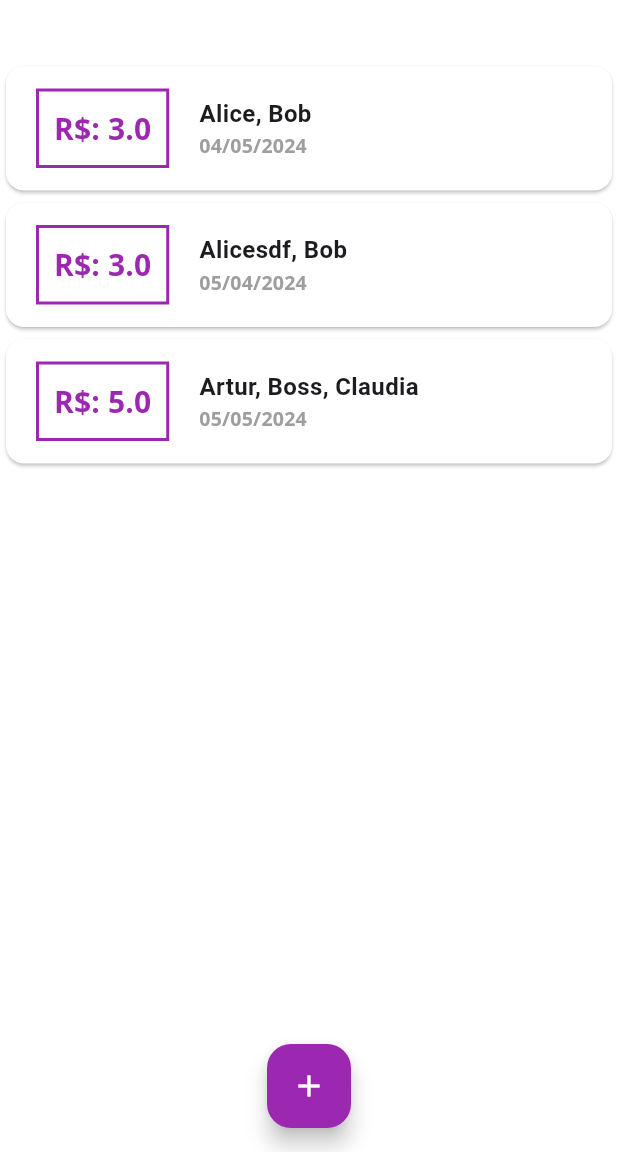
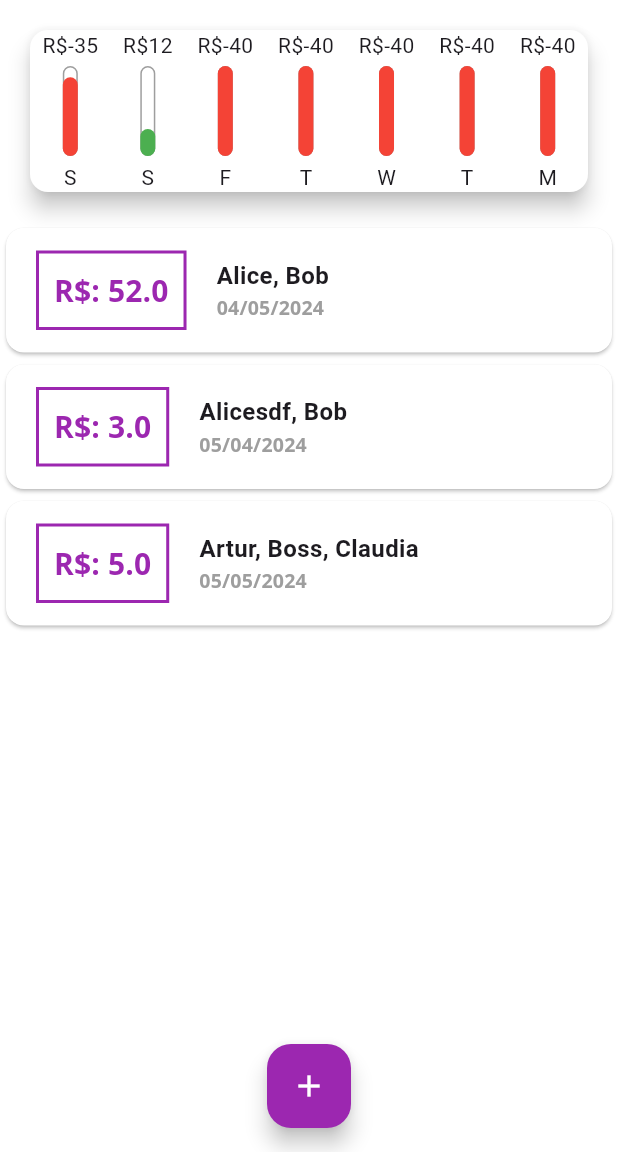
Before and after one commit to ArturMota19/flutterMaestry, a Flutter app: the screen it shows after launch, on a phone screen of 412 x 824 dp, the part 84-1236 px from its top. Run offline on Flutter 3.47's test engine with Material 3 defaults, Android fonts, the phone set to English and light mode, and no system bars.

Commit message:
20: Add chat bar and style to negative numbers

```diff
--- a/expenses/lib/components/chart.dart
+++ b/expenses/lib/components/chart.dart
@@ -1,9 +1,10 @@
+import 'package:expenses/components/chart_bar.dart';
 import 'package:flutter/material.dart';
 import 'package:intl/intl.dart';
 import '../models/rides.dart';
 
 class Chart extends StatelessWidget {
-  const Chart(this.recentRides, {super.key});
+  const Chart(this.recentRides,  {super.key});
 
   final List<Rides> recentRides;
 
@@ -24,9 +25,6 @@ class Chart extends StatelessWidget {
           totalSum += recentRides[i].passangers.values.reduce((value, element) => value + element);
         }
       }
-      print(DateFormat.E().format(weekDay));
-      print(totalSum);
-
       return {
         'day': DateFormat.E().format(weekDay).substring(0, 1), 'amount': totalSum,
       };
@@ -40,9 +38,14 @@ class Chart extends StatelessWidget {
       elevation: 6.0,
       margin: const EdgeInsets.all(20.0),
       child: Row(
-        children: <Widget>[
-
-        ],
+        mainAxisAlignment: MainAxisAlignment.spaceAround,
+        children: groupedRides.map((data) {
+          return ChartBar(
+            label: '${data['day']}',
+            spendingAmount: data['amount'] as double,
+            percentual: (40.0 - (data['amount'] as double)) > 0 ? (40.0 - (data['amount'] as double)) / 40.0 : -1 * (40.0 - (data['amount'] as double)) / 40.0,
+          );
+        }).toList(),
       ),
     );
   }
--- /dev/null
+++ b/expenses/lib/components/chart_bar.dart
@@ -0,0 +1,59 @@
+import 'package:flutter/material.dart';
+
+class ChartBar extends StatelessWidget {
+  const ChartBar({super.key, required this.label, required this.spendingAmount, required this.percentual});
+
+  final String label;
+  final double spendingAmount;
+  final double percentual;
+
+  @override
+  Widget build(BuildContext context) {
+
+    var totalCost = 40.0;
+    totalCost -= spendingAmount;
+    totalCost = totalCost < 0 ? totalCost * -1 : totalCost * -1;
+    return Column(
+      children: <Widget>[
+        FittedBox(
+          child: Text('R''\$${totalCost.toStringAsFixed(0)}'),
+        ),
+        SizedBox(
+          height: 4.0,
+        ),
+        Container(
+          height: 60.0,
+          width: 10.0,
+          child: Stack(
+            alignment: AlignmentDirectional.bottomCenter,
+            children: <Widget>[
+              Container(
+                decoration: BoxDecoration(
+                  border: Border.all(
+                    color: Colors.grey,
+                    width: 1.0,
+                  ),
+                  color: Colors.white,
+                  borderRadius: BorderRadius.circular(10.0),
+                ),
+              ),
+              FractionallySizedBox(
+                heightFactor: percentual,
+                child: Container(
+                  decoration: BoxDecoration(
+                    color: totalCost < 0 ? Colors.red : Colors.green,
+                    borderRadius: BorderRadius.circular(10.0),
+                  ),
+                ),
+              ),
+            ],
+          ),
+        ),
+        SizedBox(
+          height: 4.0,
+        ),
+        Text(label),
+      ],
+    );
+  }
+}
--- a/expenses/lib/main.dart
+++ b/expenses/lib/main.dart
@@ -63,7 +63,7 @@ class MyHomePage extends StatefulWidget {
 
 class _MyHomePageState extends State<MyHomePage> {
   final List<Rides> _rides = [
-    Rides(id: '0', passangers: {'Alice': 1.0, 'Bob': 2.0}  , date: DateTime.now().subtract(const Duration(days: 1))),
+    Rides(id: '0', passangers: {'Alice': 50.0, 'Bob': 2.0}  , date: DateTime.now().subtract(const Duration(days: 1))),
     Rides(id: '2', passangers: {'Alicesdf': 1.0, 'Bob': 2.0}  , date: DateTime.now().subtract(const Duration(days: 30))),
     Rides(id: '1', passangers: {'Artur': 2.0, 'Boss': 2.0, 'Claudia': 1.0}  , date: DateTime.now()),
   ];
```
